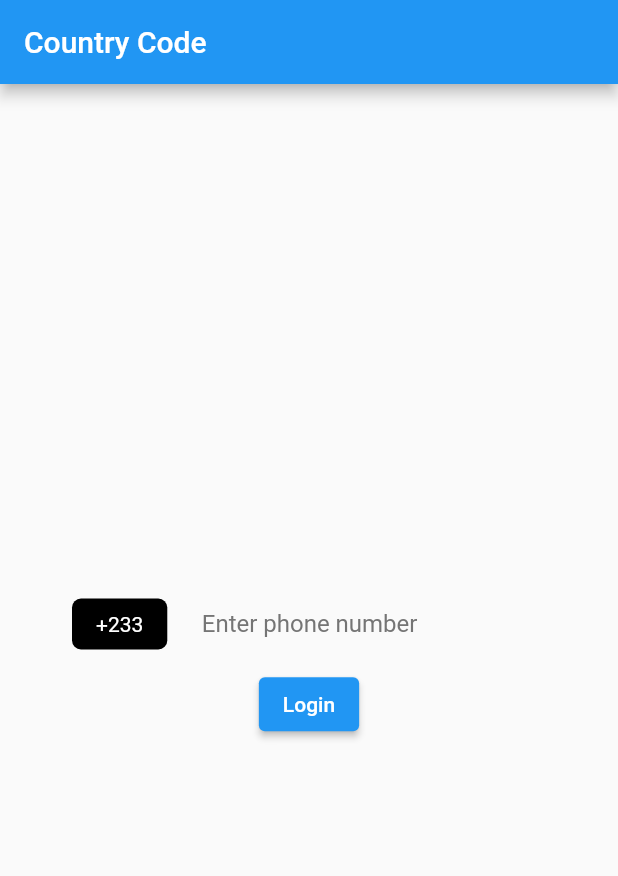
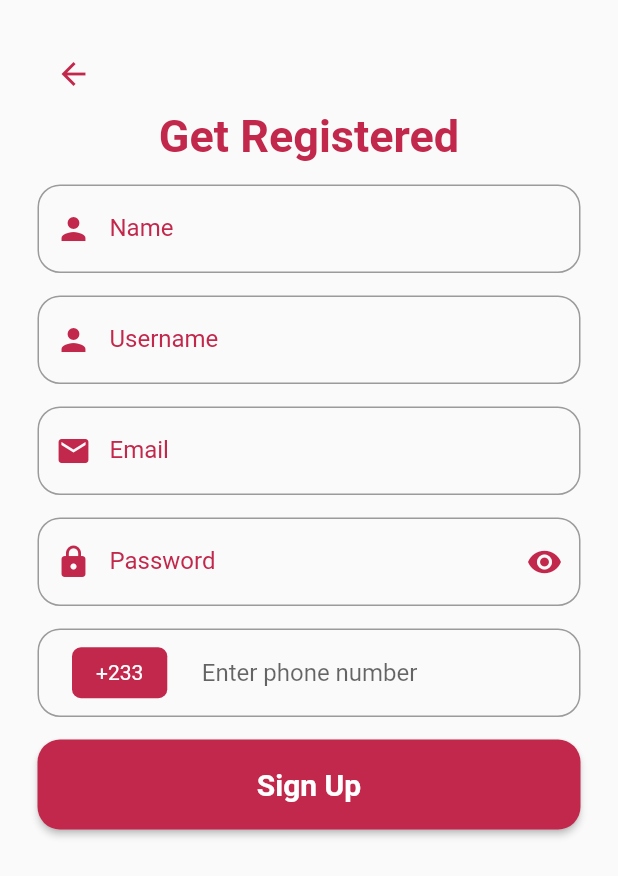
Before and after one commit to eabbeo/fl-country-picker, a Flutter app: the screen it shows after launch, on a phone screen of 412 x 824 dp. Shown: the top 876 px of the screen. Run offline on Flutter 3.47's test engine with Material 2 defaults, Android fonts, the light colour scheme and no system bars; our stand-ins replace google_fonts; missing offline and left inert: fl_country_code_picker; Roboto replaces fonts that are missing (TextStyle).

Commit message:
first commit

```diff
--- /dev/null
+++ b/lib/input_decoration.dart
@@ -0,0 +1,23 @@
+import 'package:flutter/material.dart';
+
+InputDecoration inputDeco({
+  String? hintText,
+  String? labelText,
+}) {
+  return InputDecoration(
+      hintText: hintText,
+      prefixIcon: Icon(Icons.email, color: constColour()),
+      border: OutlineInputBorder(borderRadius: BorderRadius.circular(15)),
+      focusedBorder: OutlineInputBorder(
+        borderRadius: BorderRadius.circular(15),
+        borderSide: BorderSide(color: constColour()),
+      ),
+      label: Text(
+        labelText!,
+        style: TextStyle(color: constColour()),
+      ));
+}
+
+Color constColour() {
+  return const Color(0xFFc2284c);
+}
--- a/lib/main.dart
+++ b/lib/main.dart
@@ -1,9 +1,11 @@
 import 'package:flutter/material.dart';
 import 'package:fl_country_code_picker/fl_country_code_picker.dart';
+import 'package:selected_country/sign_up.dart';
+//import 'package:selected_country/sign_up.dart';
 
 void main() {
   runApp(const MaterialApp(
-    home: MyApp(),
+    home: SignUp(),
     debugShowCheckedModeBanner: false,
   ));
 }
@@ -76,8 +78,9 @@ class _MyAppState extends State<MyApp> {
             ElevatedButton(
                 onPressed: () {
                   if (countryCode != null) {
-                    ScaffoldMessenger.of(context).showSnackBar(
-                        SnackBar(content: Text(countryCode!.dialCode + phoneNumber.text)));
+                    ScaffoldMessenger.of(context).showSnackBar(SnackBar(
+                        content:
+                            Text(countryCode!.dialCode + phoneNumber.text)));
                   } else {}
                 },
                 child: const Text("Login"))
--- /dev/null
+++ b/lib/sign_up.dart
@@ -0,0 +1,382 @@
+import 'package:fl_country_code_picker/fl_country_code_picker.dart';
+import 'package:flutter/material.dart';
+import 'package:selected_country/theme_configuration.dart';
+import 'input_decoration.dart';
+
+class SignUp extends StatefulWidget {
+  const SignUp({Key? key}) : super(key: key);
+
+  @override
+  State<SignUp> createState() => _SignUpState();
+}
+
+class _SignUpState extends State<SignUp> {
+  final TextEditingController _name = TextEditingController();
+  final TextEditingController _username = TextEditingController();
+  final TextEditingController _password = TextEditingController();
+  final TextEditingController _email = TextEditingController();
+  final TextEditingController phoneNumber = TextEditingController();
+  //final TextEditingController _contact = TextEditingController();
+  bool _isObscure = true;
+  var countryPicker = const FlCountryCodePicker();
+  CountryCode? countryCode;
+
+  @override
+  void initState() {
+    super.initState();
+  }
+
+  @override
+  Widget build(BuildContext context) {
+    final signUpFormKey = GlobalKey<FormState>();
+
+    return Scaffold(
+      body: Center(
+        child: Form(
+          key: signUpFormKey,
+          child: Padding(
+            padding: const EdgeInsets.all(25),
+            child: Center(
+              child: ListView(
+                children: [
+                  Row(
+                    children: [
+                      IconButton(
+                          onPressed: () {
+                            Navigator.pop(context);
+                          },
+                          icon: Icon(
+                            Icons.arrow_back,
+                            color: constColour(),
+                          ))
+                    ],
+                  ),
+                  Center(
+                    child: Text(
+                      ' Get Registered ',
+                      style: theme().textTheme.headline1,
+                    ),
+                  ),
+
+                  Padding(
+                    padding: const EdgeInsets.only(top: 15.0),
+                    child: Center(
+                      child: TextFormField(
+                        decoration: InputDecoration(
+                          hintText: 'Enter your full name',
+                          label: Text(
+                            'Name',
+                            style: TextStyle(
+                              color: constColour(),
+                            ),
+                          ),
+                          prefixIcon: Icon(
+                            Icons.person,
+                            color: constColour(),
+                          ),
+                          border: OutlineInputBorder(
+                            borderRadius: BorderRadius.circular(15),
+                          ),
+                          focusedBorder: OutlineInputBorder(
+                              borderRadius: BorderRadius.circular(15),
+                              borderSide: BorderSide(
+                                color: constColour(),
+                              )),
+                        ),
+                        controller: _name,
+                        validator: (value) {
+                          if (value == null || value.isEmpty) {
+                            return 'Please enter your fullname';
+                          }
+                          return null;
+                        },
+                      ),
+                    ),
+                  ),
+                  Padding(
+                    padding: const EdgeInsets.only(top: 15.0),
+                    child: Center(
+                      child: TextFormField(
+                        decoration: inputDecoration(),
+                        controller: _username,
+                        validator: (value) {
+                          if (value == null || value.isEmpty) {
+                            return 'Please enter a prefered username';
+                          }
+                          return null;
+                        },
+                      ),
+                    ),
+                  ),
+                  Padding(
+                    padding: const EdgeInsets.only(top: 15.0),
+                    child: Center(
+                      child: TextFormField(
+                        decoration: InputDecoration(
+                            hintText: 'Enter your email',
+                            label: Text(
+                              'Email',
+                              style: TextStyle(
+                                color: constColour(),
+                              ),
+                            ),
+                            prefixIcon: Icon(
+                              Icons.email,
+                              color: constColour(),
+                            ),
+                            border: OutlineInputBorder(
+                              borderRadius: BorderRadius.circular(15),
+                            ),
+                            focusedBorder: OutlineInputBorder(
+                                borderRadius: BorderRadius.circular(15),
+                                borderSide: BorderSide(
+                                  color: constColour(),
+                                ))),
+                        controller: _email,
+                        validator: (value) {
+                          if (value == null || value.isEmpty) {
+                            return 'Please enter a valid email';
+                          }
+                          if (!RegExp(
+                                  r"^[a-zA-Z0-9.a-zA-Z0-9.!#$%&'*+-/=?^_`{|}~]+@[a-zA-Z0-9]+\.[a-zA-Z]+")
+                              .hasMatch(value)) {
+                            return 'Please enter a valid email ';
+                          }
+                          return null;
+                        },
+                        keyboardType: TextInputType.emailAddress,
+                      ),
+                    ),
+                  ),
+                  Padding(
+                    padding: const EdgeInsets.only(top: 15.0),
+                    child: Center(
+                      child: TextFormField(
+                        decoration: InputDecoration(
+                            hintText: 'Password',
+                            label: Text(
+                              'Password',
+                              style: TextStyle(
+                                color: constColour(),
+                              ),
+                            ),
+                            prefixIcon: Icon(
+                              Icons.lock,
+                              color: constColour(),
+                            ),
+                            suffixIcon: IconButton(
+                              icon: Icon(
+                                _isObscure
+                                    ? Icons.visibility
+                                    : Icons.visibility_off,
+                              ),
+                              onPressed: () {
+                                setState(() {
+                                  _isObscure = !_isObscure;
+                                });
+                                if (_password.text.length < 6) {
+                                  debugPrint('Password length is too short');
+                                }
+                              },
+                              color: constColour(),
+                            ),
+                            border: OutlineInputBorder(
+                              borderRadius: BorderRadius.circular(15),
+                            ),
+                            focusedBorder: OutlineInputBorder(
+                                borderRadius: BorderRadius.circular(15),
+                                borderSide: BorderSide(
+                                  color: constColour(),
+                                ))),
+                        controller: _password,
+                        validator: (value) {
+                          if (value == null || value.isEmpty) {
+                            return 'Please provide a password';
+                          }
+                          return null;
+                        },
+                        obscureText: _isObscure,
+                      ),
+                    ),
+                  ),
+                  Padding(
+                    padding: const EdgeInsets.only(top: 15.0),
+                    child: TextFormField(
+                      keyboardType: TextInputType.number,
+                      textInputAction: TextInputAction.done,
+                      maxLines: 1,
+                      decoration: InputDecoration(
+                          hintText: 'Enter phone number',
+                          //label: const Text("Enter phone number"),
+                          // border: InputBorder.none,
+                          //
+                          border: OutlineInputBorder(
+                            borderRadius: BorderRadius.circular(15),
+                          ),
+                          focusedBorder: OutlineInputBorder(
+                              borderRadius: BorderRadius.circular(15),
+                              borderSide: BorderSide(
+                                color: constColour(),
+                              )),
+                          //
+                          labelStyle: TextStyle(color: Colors.grey.shade600),
+                          prefixIcon: Container(
+                            padding: const EdgeInsets.symmetric(
+                                horizontal: 15, vertical: 6),
+                            margin: const EdgeInsets.symmetric(horizontal: 8),
+                            child: Row(
+                              mainAxisSize: MainAxisSize.min,
+                              children: [
+                                GestureDetector(
+                                  onTap: (() async {
+                                    final code = await countryPicker.showPicker(
+                                        context: context);
+
+                                    setState(() {
+                                      countryCode = code;
+                                    });
+                                  }),
+                                  child: Container(
+                                    padding: const EdgeInsets.symmetric(
+                                        horizontal: 16, vertical: 9),
+                                    decoration: BoxDecoration(
+                                        color: constColour(),
+                                        borderRadius: BorderRadius.circular(6)),
+                                    child: Text(countryCode?.dialCode ?? "+233",
+                                        style: const TextStyle(
+                                            color: Colors.white)),
+                                  ),
+                                )
+                              ],
+                            ),
+                          )),
+                      controller: phoneNumber,
+                    ),
+                  ),
+
+                  // Padding(
+                  //   padding: const EdgeInsets.only(top: 15.0),
+                  //   child: TextFormField(
+                  //     decoration: InputDecoration(
+                  //         hintText: 'Contact',
+                  //         label: Text(
+                  //           'Contact',
+                  //           style: TextStyle(
+                  //             color: constColour(),
+                  //           ),
+                  //         ),
+                  //         prefixIcon: Icon(
+                  //           Icons.phone,
+                  //           color: constColour(),
+                  //         ),
+                  //         border: OutlineInputBorder(
+                  //           borderRadius: BorderRadius.circular(15),
+                  //         ),
+                  //         focusedBorder: OutlineInputBorder(
+                  //             borderRadius: BorderRadius.circular(15),
+                  //             borderSide: BorderSide(
+                  //               color: constColour(),
+                  //             ))),
+                  //     controller: _contact,
+                  //     validator: (value) {
+                  //       if (value == null || value.isEmpty) {
+                  //         return 'Please provide your contact';
+                  //       }
+                  //       return null;
+                  //     },
+                  //     keyboardType: TextInputType.number,
+                  //   ),
+                  // ),
+                  // //CHECK BOX CODE GOES HERE
+
+                  Padding(
+                    padding: const EdgeInsets.only(top: 15.0),
+                    child: ElevatedButton(
+                      onPressed: () async {
+                        if (signUpFormKey.currentState!.validate()) {
+                          showDialog(
+                              context: context,
+                              builder: (context) => AlertDialog(
+                                    title: Text(
+                                      'Confirmation',
+                                      style: TextStyle(
+                                          color: constColour(),
+                                          fontWeight: FontWeight.w600),
+                                    ),
+                                    content: const Text(
+                                        'A verification code will be sent to your number  , do you wish to proceed ?'),
+                                    actionsAlignment:
+                                        MainAxisAlignment.spaceBetween,
+                                    actions: [
+                                      TextButton(
+                                        onPressed: () {
+                                          Navigator.pop(context);
+                                        },
+                                        child: Text(
+                                          'Edit Info',
+                                          style:
+                                              TextStyle(color: constColour()),
+                                        ),
+                                      ),
+                                      TextButton(
+                                          onPressed: () async {},
+                                          child: Text(
+                                            'Proceed',
+                                            style:
+                                                TextStyle(color: constColour()),
+                                          ))
+                                    ],
+                                  ));
+                        }
+                      },
+                      style: ElevatedButton.styleFrom(
+                          padding: const EdgeInsets.all(15),
+                          backgroundColor: constColour(),
+                          fixedSize: const Size(400, 60),
+                          shape: RoundedRectangleBorder(
+                              borderRadius: BorderRadius.circular(15))),
+                      child: const Text(
+                        'Sign Up',
+                        style: TextStyle(
+                          fontSize: 20,
+                          fontWeight: FontWeight.w600,
+                        ),
+                      ),
+                    ),
+                  ),
+                ],
+              ),
+            ),
+          ),
+        ),
+      ),
+    );
+  }
+
+  InputDecoration inputDecoration() {
+    return InputDecoration(
+        hintText: 'Enter a preferred username',
+        label: Text(
+          'Username',
+          style: TextStyle(
+            color: constColour(),
+          ),
+        ),
+        prefixIcon: Icon(
+          Icons.person,
+          color: constColour(),
+        ),
+        border: OutlineInputBorder(
+          borderRadius: BorderRadius.circular(15),
+        ),
+        focusedBorder: OutlineInputBorder(
+            borderRadius: BorderRadius.circular(15),
+            borderSide: BorderSide(
+              color: constColour(),
+            )));
+  }
+
+  SnackBar erroSnackBar({String? msg}) {
+    return SnackBar(content: Text(msg!));
+  }
+}
--- /dev/null
+++ b/lib/theme_configuration.dart
@@ -0,0 +1,61 @@
+import 'package:flutter/material.dart';
+import 'package:google_fonts/google_fonts.dart';
+
+ThemeData theme() {
+  return ThemeData(
+    primaryColor:const Color(0xFFc2284c),
+    scaffoldBackgroundColor: Colors.white,
+    backgroundColor: const Color(0xFFF5F5F5),
+    fontFamily: GoogleFonts.nunito().toString(),
+    textTheme: TextTheme(
+        headline1: TextStyle(
+          color: const Color(0xFFc2284c),
+          fontWeight: FontWeight.bold,
+          fontSize: 30,
+          fontFamily: GoogleFonts.nunito().toString()
+        ),
+        headline2: TextStyle(
+          color: const Color(0xFFc2284c),
+          fontWeight: FontWeight.bold,
+          fontSize: 20,
+           fontFamily: GoogleFonts.nunito().toString(),
+        ),
+        headline3: TextStyle(
+         // color: Color(0xFFc2284c),
+         color: Colors.black,
+          fontWeight: FontWeight.bold,
+          fontSize: 16,
+           fontFamily: GoogleFonts.nunito().toString(),
+        ),
+        headline4: TextStyle(
+          color: Colors.white,
+          fontWeight: FontWeight.bold,
+          fontSize: 14,
+           fontFamily: GoogleFonts.nunito().toString(),
+        ),
+        headline5: TextStyle(
+          color: const Color(0xFFc2284c),
+          fontWeight: FontWeight.bold,
+          fontSize: 12,
+           fontFamily: GoogleFonts.nunito().toString(),
+        ),
+        headline6: TextStyle(
+          color: Colors.black,
+          fontWeight: FontWeight.normal,
+          fontSize: 12,
+           fontFamily: GoogleFonts.nunito().toString(),
+        ),
+        bodyText1: TextStyle(
+          color: Colors.black12,
+          fontWeight: FontWeight.normal,
+          fontSize: 10,
+           fontFamily: GoogleFonts.nunito().toString(),
+        ),
+        bodyText2: TextStyle(
+          color:const Color(0xFFc2284c),
+          fontWeight: FontWeight.normal,
+          fontSize: 10,
+           fontFamily: GoogleFonts.nunito().toString(),
+        )),
+  );
+}
--- a/pubspec.yaml
+++ b/pubspec.yaml
@@ -37,6 +37,7 @@ dependencies:
   # Use with the CupertinoIcons class for iOS style icons.
   cupertino_icons: ^1.0.2
   fl_country_code_picker: ^0.0.4
+  google_fonts: ^3.0.1
 
 dev_dependencies:
   flutter_test:
```
Also changed, not shown: pubspec.lock, 1 other file.
